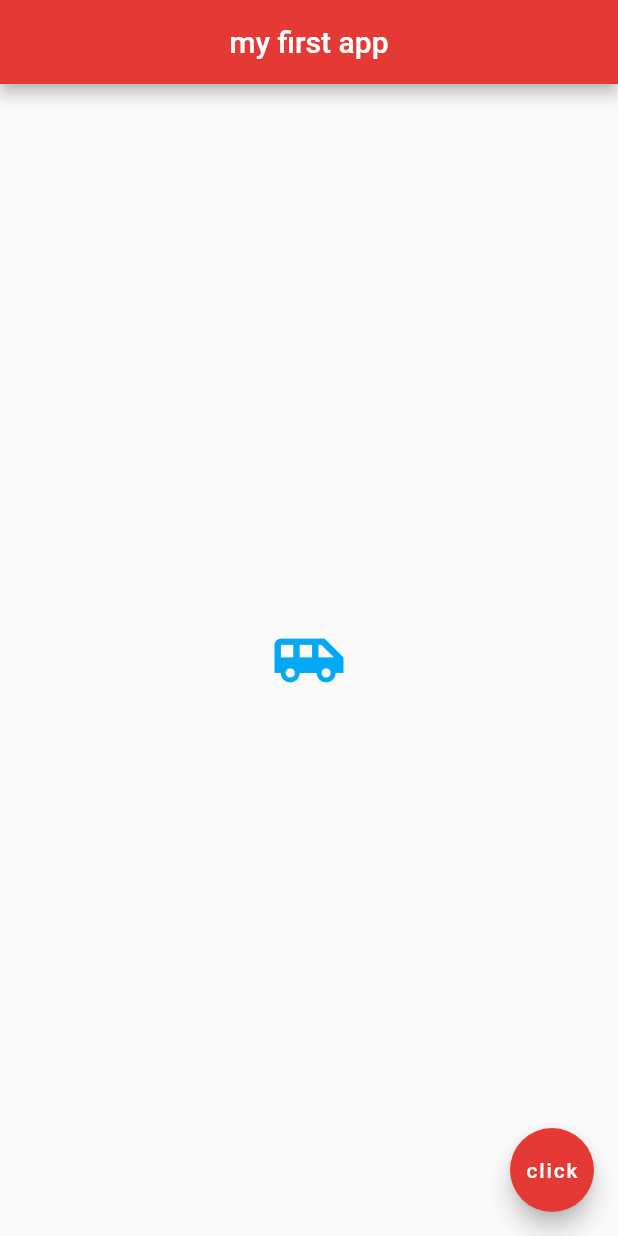
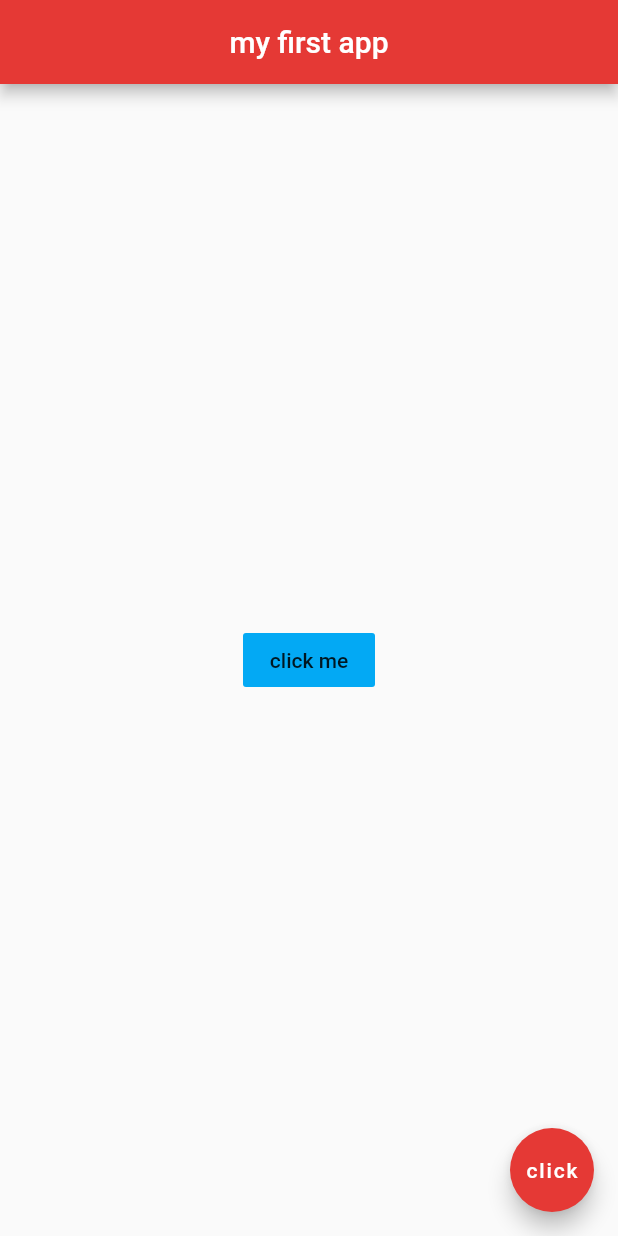
Before and after one commit to mdaniyal9/flutter, a Flutter app: the screen it shows after launch, on a phone screen of 412 x 824 dp. Run offline on Flutter 3.47's test engine with Material 2 defaults, Android fonts, the phone set to English and light mode, and no system bars.

Commit message:
flatbutton added

```diff
--- a/lib/main.dart
+++ b/lib/main.dart
@@ -16,10 +16,12 @@ class Home extends StatelessWidget {
         backgroundColor: Colors.red[600],
       ),
       body: Center(
-        child: Icon(
-          Icons.airport_shuttle,
+        child: FlatButton(
+          onPressed: () {
+            print('you clicked me');
+          },
+          child: Text('click me'),
           color: Colors.lightBlue,
-          size: 50.0,
         ),
       ),
       floatingActionButton: FloatingActionButton(
```
